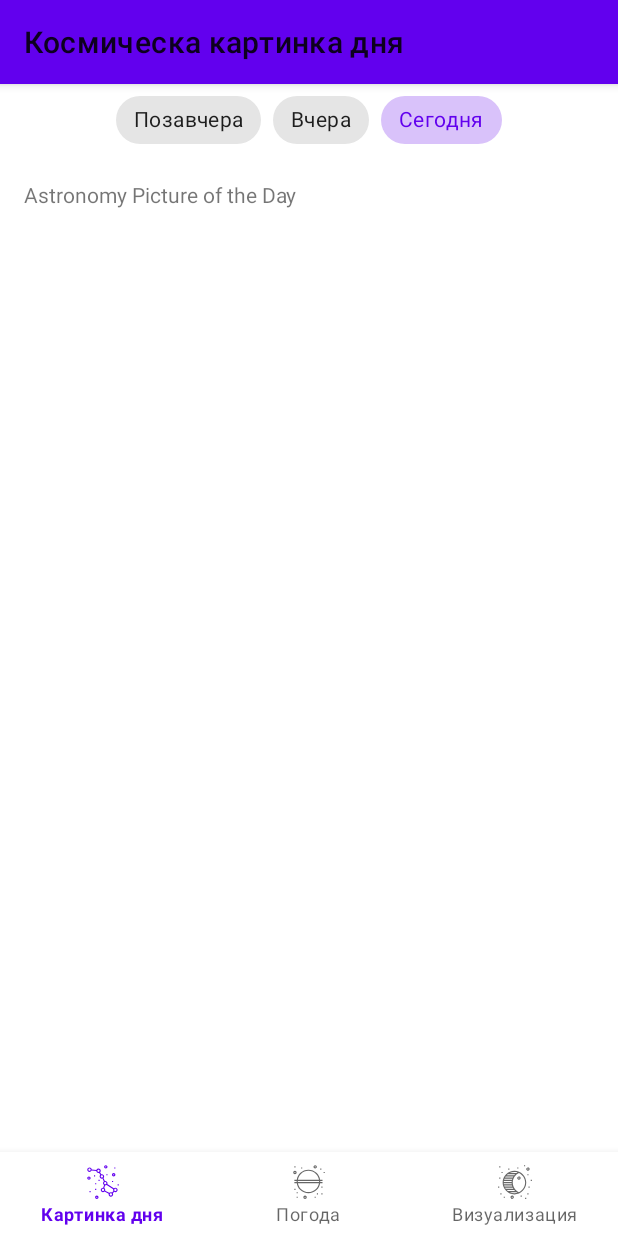
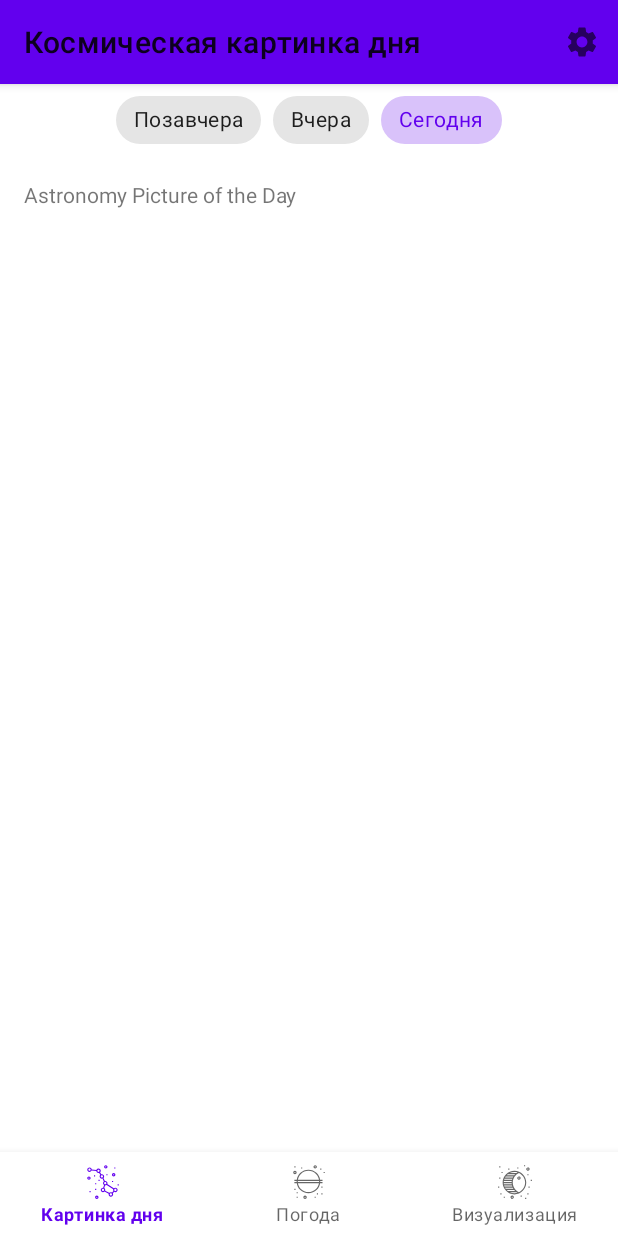
Before and after one commit to anarchyon/PodApp, an Android app: the screen it shows after launch (MainActivity), on a phone screen of 412 x 824 dp. Run offline under Robolectric (Android 15) with nearby library versions, the phone set to English and light mode, and no system bars; our stand-ins replace Picasso, navigation-ui; pictures from the network do not load.

Commit message:
Добавил экран настроек, добавил темы (пока не меняются)

```diff
--- a/app/src/main/AndroidManifest.xml
+++ b/app/src/main/AndroidManifest.xml
@@ -10,7 +10,7 @@
         android:label="@string/app_name"
         android:roundIcon="@mipmap/ic_launcher_round"
         android:supportsRtl="true"
-        android:theme="@style/Theme.PodApp.NoActionBar">
+        android:theme="@style/Theme.PodApp.Purple">
         <activity
             android:name=".ui.MainActivity"
             android:exported="true">
--- a/app/src/main/java/project/paveltoy/podapp/ui/MainActivity.kt
+++ b/app/src/main/java/project/paveltoy/podapp/ui/MainActivity.kt
@@ -2,6 +2,9 @@ package project.paveltoy.podapp.ui
 
 import androidx.appcompat.app.AppCompatActivity
 import android.os.Bundle
+import android.view.Menu
+import android.view.MenuItem
+import android.view.View
 import androidx.navigation.NavController
 import androidx.navigation.fragment.NavHostFragment
 import androidx.navigation.ui.setupWithNavController
@@ -24,9 +27,34 @@ class MainActivity : AppCompatActivity() {
         setSupportActionBar(binding.topAppbar)
     }
 
+    override fun onCreateOptionsMenu(menu: Menu?): Boolean {
+        menuInflater.inflate(R.menu.main_menu, menu)
+        return true
+    }
+
+    override fun onOptionsItemSelected(item: MenuItem): Boolean {
+        when (item.itemId) {
+            R.id.app_settings -> {
+                navController.navigate(R.id.action_to_settings_fragment)
+            }
+        }
+        return true
+    }
+
     private fun initNavigation() {
-        val navHostFragment = supportFragmentManager.findFragmentById(R.id.fragment_container) as NavHostFragment
+        val navHostFragment =
+            supportFragmentManager.findFragmentById(R.id.fragment_container) as NavHostFragment
         navController = navHostFragment.navController
         binding.bottomNavigation.setupWithNavController(navController)
+
+        navController.addOnDestinationChangedListener { _, destination, _ ->
+            if (destination.id == R.id.settings_fragment) {
+                binding.bottomNavigation.visibility = View.GONE
+            } else {
+                binding.bottomNavigation.visibility = View.VISIBLE
+            }
+        }
     }
+
+
 }
--- /dev/null
+++ b/app/src/main/res/drawable/ic_settings.xml
@@ -0,0 +1,10 @@
+<vector xmlns:android="http://schemas.android.com/apk/res/android"
+    android:width="24dp"
+    android:height="24dp"
+    android:viewportWidth="24"
+    android:viewportHeight="24"
+    android:tint="?attr/colorControlNormal">
+  <path
+      android:fillColor="@android:color/white"
+      android:pathData="M19.14,12.94c0.04,-0.3 0.06,-0.61 0.06,-0.94c0,-0.32 -0.02,-0.64 -0.07,-0.94l2.03,-1.58c0.18,-0.14 0.23,-0.41 0.12,-0.61l-1.92,-3.32c-0.12,-0.22 -0.37,-0.29 -0.59,-0.22l-2.39,0.96c-0.5,-0.38 -1.03,-0.7 -1.62,-0.94L14.4,2.81c-0.04,-0.24 -0.24,-0.41 -0.48,-0.41h-3.84c-0.24,0 -0.43,0.17 -0.47,0.41L9.25,5.35C8.66,5.59 8.12,5.92 7.63,6.29L5.24,5.33c-0.22,-0.08 -0.47,0 -0.59,0.22L2.74,8.87C2.62,9.08 2.66,9.34 2.86,9.48l2.03,1.58C4.84,11.36 4.8,11.69 4.8,12s0.02,0.64 0.07,0.94l-2.03,1.58c-0.18,0.14 -0.23,0.41 -0.12,0.61l1.92,3.32c0.12,0.22 0.37,0.29 0.59,0.22l2.39,-0.96c0.5,0.38 1.03,0.7 1.62,0.94l0.36,2.54c0.05,0.24 0.24,0.41 0.48,0.41h3.84c0.24,0 0.44,-0.17 0.47,-0.41l0.36,-2.54c0.59,-0.24 1.13,-0.56 1.62,-0.94l2.39,0.96c0.22,0.08 0.47,0 0.59,-0.22l1.92,-3.32c0.12,-0.22 0.07,-0.47 -0.12,-0.61L19.14,12.94zM12,15.6c-1.98,0 -3.6,-1.62 -3.6,-3.6s1.62,-3.6 3.6,-3.6s3.6,1.62 3.6,3.6S13.98,15.6 12,15.6z"/>
+</vector>
--- a/app/src/main/res/menu/main_menu.xml
+++ b/app/src/main/res/menu/main_menu.xml
@@ -1,4 +1,9 @@
 <?xml version="1.0" encoding="utf-8"?>
-<menu xmlns:android="http://schemas.android.com/apk/res/android">
-
+<menu xmlns:android="http://schemas.android.com/apk/res/android"
+    xmlns:app="http://schemas.android.com/apk/res-auto">
+    <item
+        android:title="@string/settings"
+        android:icon="@drawable/ic_settings"
+        android:id="@+id/app_settings"
+        app:showAsAction="ifRoom" />
 </menu>
--- a/app/src/main/res/navigation/nav_graph.xml
+++ b/app/src/main/res/navigation/nav_graph.xml
@@ -4,6 +4,19 @@
     android:id="@+id/nav_graph"
     app:startDestination="@id/apod_fragment">
 
+    <action
+        android:id="@+id/action_to_donki_fragment"
+        app:destination="@id/donki_fragment" />
+    <action
+        android:id="@+id/action_to_epic_fragment"
+        app:destination="@id/epic_fragment" />
+    <action
+        android:id="@+id/action_to_settings_fragment"
+        app:destination="@id/settings_fragment" />
+    <fragment
+        android:id="@+id/epic_fragment"
+        android:name="project.paveltoy.podapp.ui.epic.EpicFragment"
+        android:label="EpicFragment" />
     <fragment
         android:id="@+id/apod_fragment"
         android:name="project.paveltoy.podapp.ui.apod.ApodFragment"
@@ -13,13 +26,7 @@
         android:name="project.paveltoy.podapp.ui.donki.DonkiFragment"
         android:label="DonkiFragment" />
     <fragment
-        android:id="@+id/epic_fragment"
-        android:name="project.paveltoy.podapp.ui.epic.EpicFragment"
-        android:label="EpicFragment" />
-    <action
-        android:id="@+id/action_to_donki_fragment"
-        app:destination="@id/donki_fragment" />
-    <action
-        android:id="@+id/action_to_epic_fragment"
-        app:destination="@id/epic_fragment" />
+        android:id="@+id/settings_fragment"
+        android:name="project.paveltoy.podapp.ui.settings.SettingsFragment"
+        android:label="SettingsFragment" />
 </navigation>
--- /dev/null
+++ b/app/src/main/res/values/attrs.xml
@@ -0,0 +1,4 @@
+<?xml version="1.0" encoding="utf-8"?>
+<resources>
+    <attr name="themeColorPrimary" format="reference" />
+</resources>
--- a/app/src/main/res/values/strings.xml
+++ b/app/src/main/res/values/strings.xml
@@ -3,7 +3,7 @@
     <string name="apod_decoding">Astronomy Picture of the Day</string>
     <string name="donki_decoding">Space Weather Database Of Notifications, Knowledge, Information</string>
     <string name="epic_decoding">Earth Polychromatic Imaging Camera</string>
-    <string name="apod">Космическа картинка дня</string>
+    <string name="apod">Космическая картинка дня</string>
     <string name="donki">Космическая погода</string>
     <string name="epic">Визуализация Земли</string>
     <string name="day_before_yesterday">Позавчера</string>
@@ -12,4 +12,11 @@
     <string name="donki_short">Погода</string>
     <string name="epic_short">Визуализация</string>
     <string name="apod_short">Картинка дня</string>
+    <string name="settings">Настройки</string>
+    <string name="settings_theme">Выберите тему</string>
+    <string name="standard_theme">Стандартная</string>
+    <string name="purple_theme">Purple</string>
+    <string name="blue_grey_theme">Blue-Grey</string>
+    <string name="red_theme">Red</string>
+    <string name="light_blue_theme">Light-Blue</string>
 </resources>
```
Also changed, not shown: app/src/main/java/project/paveltoy/podapp/ui/settings/SettingsFragment.kt (added, +65 -0 lines), app/src/main/res/layout/fragment_settings.xml (added, +46 -0 lines), app/src/main/res/values/colors.xml (+22 -0 lines), app/src/main/res/values/themes.xml (+43 -4 lines).
